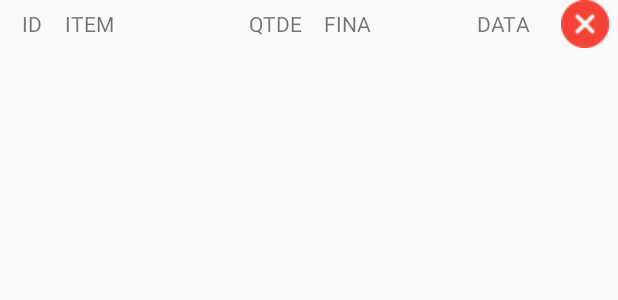
After one commit to rafaelperazzo/cmic, an Android app: the layout tab_movimentacao.xml on its own in the app's theme, with its tools: preview values and no code run, on a phone screen of 412 x 824 dp. The commit adds this screen. Shown: the top 300 px of the screen. Run offline under Robolectric (Android 15) with nearby library versions, the phone set to English and light mode, and no system bars.

Commit message:
Atualizado 2020-07-21 11:02:49

```diff
--- a/app/src/main/java/pet/yoko/apps/cmirapp/db/AppDatabase.java
+++ b/app/src/main/java/pet/yoko/apps/cmirapp/db/AppDatabase.java
@@ -3,7 +3,7 @@ package pet.yoko.apps.cmirapp.db;
 import androidx.room.Database;
 import androidx.room.RoomDatabase;
 
-@Database(entities = {Movimentacao.class, Item.class}, version = 1)
+@Database(entities = {Movimentacao.class, Item.class}, version = 2)
 
 public abstract class AppDatabase extends RoomDatabase {
 
--- a/app/src/main/res/layout/activity_movimentacao.xml
+++ b/app/src/main/res/layout/activity_movimentacao.xml
@@ -38,6 +38,7 @@
                 android:layout_height="wrap_content"
                 android:layout_gravity="center_vertical"
                 android:layout_weight="1"
+                android:onClick="recarregarDados"
                 app:srcCompat="@drawable/refresh" />
         </LinearLayout>
 
--- /dev/null
+++ b/app/src/main/res/layout/tab_movimentacao.xml
@@ -0,0 +1,61 @@
+<?xml version="1.0" encoding="utf-8"?>
+<LinearLayout xmlns:android="http://schemas.android.com/apk/res/android"
+    xmlns:app="http://schemas.android.com/apk/res-auto"
+    android:layout_width="match_parent"
+    android:layout_height="wrap_content">
+
+    <TextView
+        android:id="@+id/txtTabId"
+        android:layout_width="0dp"
+        android:layout_height="match_parent"
+        android:layout_weight="0.2"
+        android:gravity="center_vertical"
+        android:text="ID"
+        android:textAlignment="center"
+        android:textAppearance="@style/TextAppearance.AppCompat.Small" />
+
+    <TextView
+        android:id="@+id/txtTabItem"
+        android:layout_width="0dp"
+        android:layout_height="match_parent"
+        android:layout_weight="0.5"
+        android:gravity="center_vertical"
+        android:text="ITEM"
+        android:textAppearance="@style/TextAppearance.AppCompat.Small" />
+
+    <TextView
+        android:id="@+id/txtTabQuantidade"
+        android:layout_width="0dp"
+        android:layout_height="match_parent"
+        android:layout_weight="0.3"
+        android:gravity="center_vertical"
+        android:text="QTDE"
+        android:textAlignment="center"
+        android:textAppearance="@style/TextAppearance.AppCompat.Small" />
+
+    <TextView
+        android:id="@+id/txtTabFinalidade"
+        android:layout_width="0dp"
+        android:layout_height="match_parent"
+        android:layout_weight="0.4"
+        android:gravity="center_vertical"
+        android:text="FINA"
+        android:textAppearance="@style/TextAppearance.AppCompat.Small" />
+
+    <TextView
+        android:id="@+id/txtTabData"
+        android:layout_width="0dp"
+        android:layout_height="match_parent"
+        android:layout_weight="0.3"
+        android:gravity="center_vertical"
+        android:text="DATA"
+        android:textAlignment="center"
+        android:textAppearance="@style/TextAppearance.AppCompat.Small" />
+
+    <ImageView
+        android:id="@+id/imgTabRemover"
+        android:layout_width="0dp"
+        android:layout_height="wrap_content"
+        android:layout_weight="0.2"
+        app:srcCompat="@drawable/remove" />
+</LinearLayout>
--- a/app/src/main/res/values/strings.xml
+++ b/app/src/main/res/values/strings.xml
@@ -3,6 +3,8 @@
     <string name="creditos">Desenvolvido por Rafael Perazzo/PROPLAN/UFCA</string>
     <string name="token_valido">https://sci02-ter-jne.ufca.edu.br/cgs/api/</string>
     <string name="get_items">https://sci02-ter-jne.ufca.edu.br/cgs/api/</string>
+    <string name="get_movimentacoes">/movimentacoes/listar/</string>
+    <string name="url_base">https://sci02-ter-jne.ufca.edu.br/cgs/api/</string>
     <string name="preference_file_key">pet.yoko.apps.PREFERENCE_FILE_KEY</string>
     <string-array name="setor">
         <item>CCAB</item>
```
Also changed, not shown: app/src/main/java/pet/yoko/apps/cmirapp/AdapterMovimentacao.java (added, +84 -0 lines), app/src/main/java/pet/yoko/apps/cmirapp/Ferramenta.java (+16 -0 lines), app/src/main/java/pet/yoko/apps/cmirapp/MainActivity.java (+18 -7 lines), app/src/main/java/pet/yoko/apps/cmirapp/MovimentacaoActivity.java (+42 -0 lines), app/src/main/java/pet/yoko/apps/cmirapp/db/Movimentacao.java (+7 -7 lines), app/src/main/java/pet/yoko/apps/cmirapp/tasks/DownloadMovimentacoes.java (added, +61 -0 lines), app/src/main/java/pet/yoko/apps/cmirapp/tasks/TaskCarregarItems.java (+7 -3 lines), app/src/main/java/pet/yoko/apps/cmirapp/tasks/TaskGetMovimentacoes.java (added, +39 -0 lines), app/src/main/res/drawable/remove.png (added).
